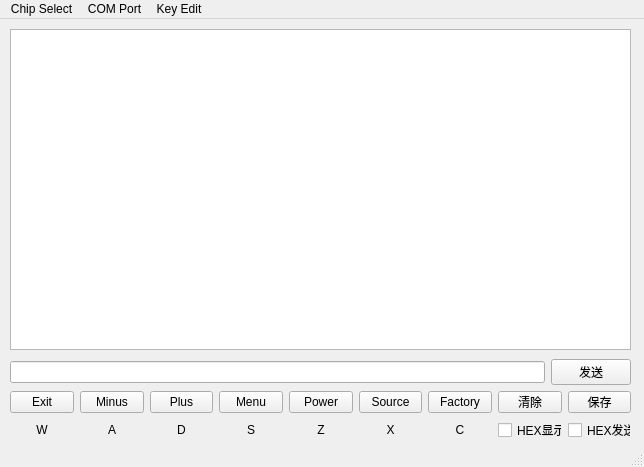
The window that MainWindow.ui (HeartbreakSurvivor/AutoTestTool) describes before a commit, drawn with Qt 5.
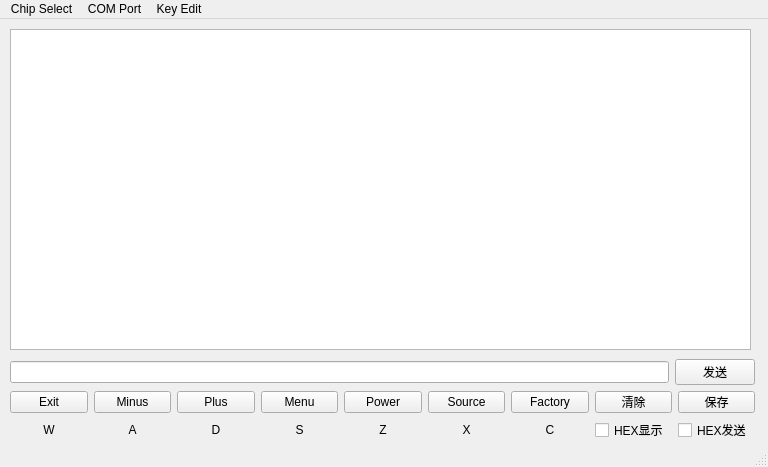
The same window after the commit.

Commit message: ready to change the new UI style

What changed in the file:
```diff
--- a/MainWindow.ui
+++ b/MainWindow.ui
@@ -6,7 +6,7 @@
    <rect>
     <x>0</x>
     <y>0</y>
-    <width>644</width>
+    <width>768</width>
     <height>467</height>
    </rect>
   </property>
@@ -19,7 +19,7 @@
      <rect>
       <x>10</x>
       <y>340</y>
-      <width>621</width>
+      <width>745</width>
       <height>82</height>
      </rect>
     </property>
@@ -232,7 +232,7 @@
      <rect>
       <x>10</x>
       <y>10</y>
-      <width>621</width>
+      <width>741</width>
       <height>321</height>
      </rect>
     </property>
@@ -243,11 +243,11 @@
     <rect>
      <x>0</x>
      <y>0</y>
-     <width>644</width>
-     <height>21</height>
+     <width>768</width>
+     <height>23</height>
     </rect>
    </property>
-   <widget class="QMenu" name="menuAsdasd">
+   <widget class="QMenu" name="menuComPort">
     <property name="title">
      <string>COM Port</string>
     </property>
@@ -306,7 +306,7 @@
     <addaction name="actionRealTek"/>
    </widget>
    <addaction name="menuSelect"/>
-   <addaction name="menuAsdasd"/>
+   <addaction name="menuComPort"/>
    <addaction name="menuKey_Edit"/>
   </widget>
   <widget class="QStatusBar" name="statusbar"/>
```
Left out of the diff: 57 changed lines with no effect on the pictures. The commit also changes 4 other files.
